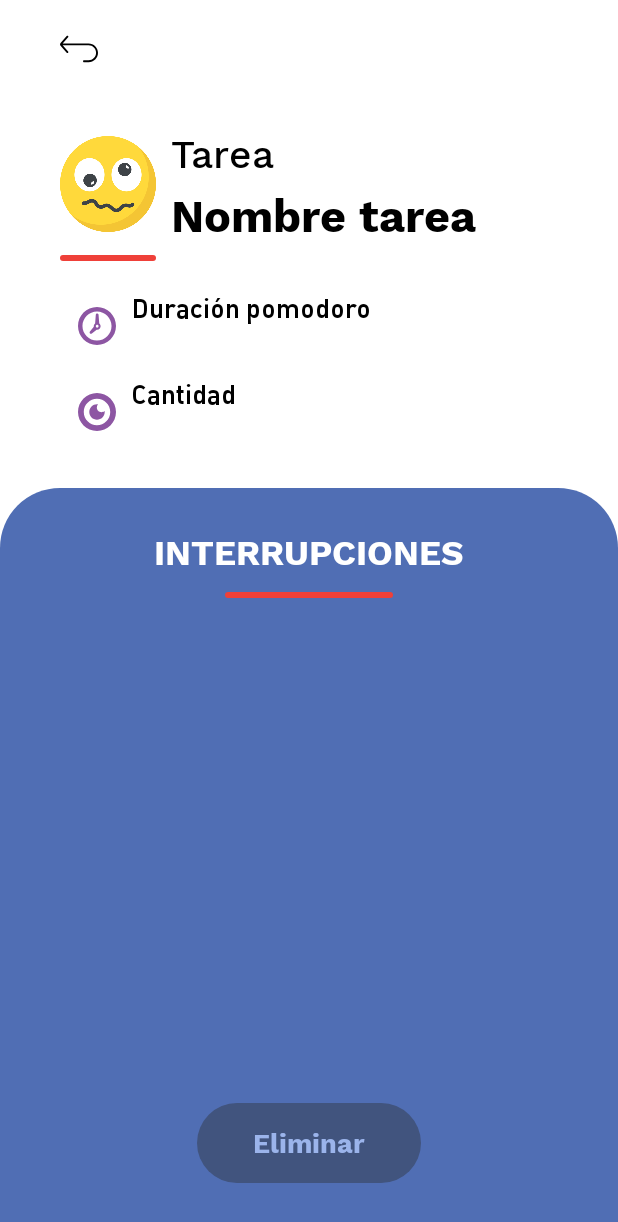
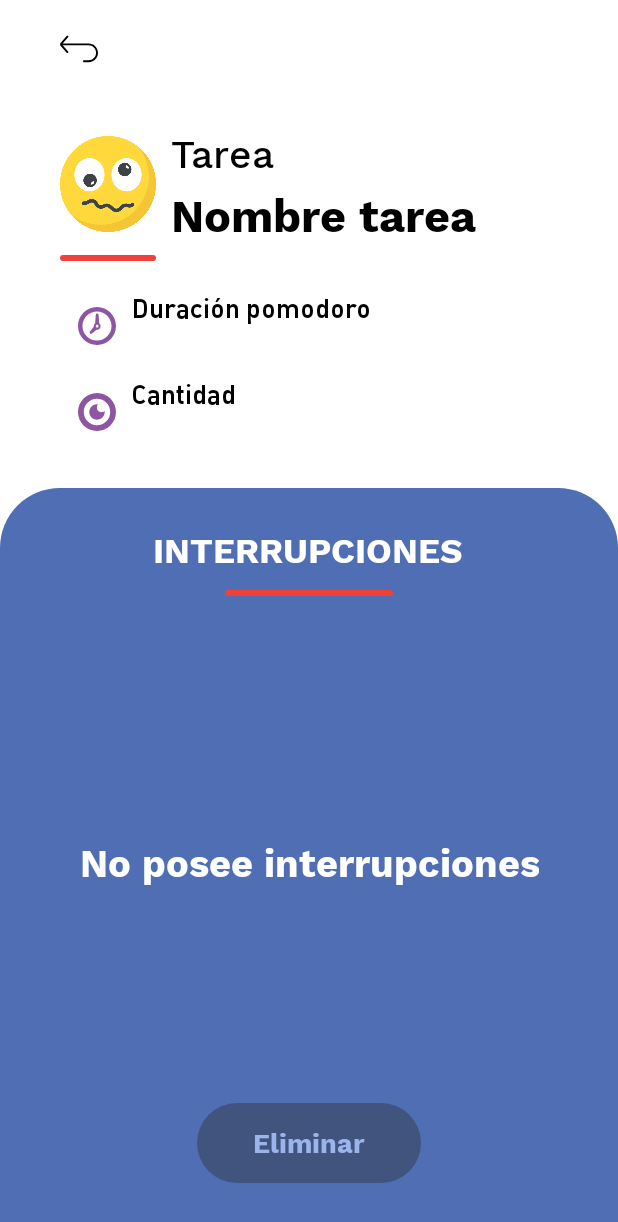
Before and after one commit to RicardoM99160/Balance, an Android app: the layout activity_task_details.xml on its own in the app's theme, with its tools: preview values and no code run, on a phone screen of 412 x 824 dp. Shown: the top 1222 px of the screen. Run offline under Robolectric (Android 15) with nearby library versions, the phone set to English and light mode, and no system bars.

Commit message:
Lista de interrupciones agregado a TaskDetails

```diff
--- a/Balance/app/src/main/res/layout/activity_task_details.xml
+++ b/Balance/app/src/main/res/layout/activity_task_details.xml
@@ -194,15 +194,16 @@
             android:id="@+id/tdTxtPomodoroTitle"
             android:layout_width="wrap_content"
             android:layout_height="wrap_content"
-            android:layout_marginTop="25dp"
+            android:layout_marginTop="24dp"
+            android:fontFamily="@font/fuente_2_bold"
             android:text="@string/tdTxtInterrupciones"
+            android:textAllCaps="true"
             android:textColor="@color/white"
             android:textSize="23sp"
-            android:fontFamily="@font/fuente_2_bold"
             android:textStyle="bold"
-            android:textAllCaps="true"
 
             app:layout_constraintEnd_toEndOf="parent"
+            app:layout_constraintHorizontal_bias="0.497"
             app:layout_constraintStart_toStartOf="parent"
             app:layout_constraintTop_toTopOf="parent" />
 
@@ -220,6 +221,33 @@
             app:layout_constraintStart_toStartOf="parent"
             app:layout_constraintTop_toBottomOf="@+id/tdTxtPomodoroTitle" />
 
+        <androidx.recyclerview.widget.RecyclerView
+            android:id="@+id/tdRecyclerVNotes"
+            android:layout_width="0dp"
+            android:layout_height="0dp"
+            android:layout_marginStart="40dp"
+            android:layout_marginTop="100dp"
+            android:layout_marginEnd="40dp"
+            android:layout_marginBottom="100dp"
+            app:layout_constraintBottom_toBottomOf="parent"
+            app:layout_constraintEnd_toEndOf="parent"
+            app:layout_constraintStart_toStartOf="parent"
+            app:layout_constraintTop_toTopOf="parent"
+            android:visibility="gone"/>
+
+        <TextView
+            android:id="@+id/tdTxtSinInterrupciones"
+            android:layout_width="wrap_content"
+            android:layout_height="wrap_content"
+            android:text="No posee interrupciones"
+            android:textColor="@color/white"
+            android:textSize="25sp"
+            android:fontFamily="@font/fuente_2_bold"
+            android:gravity="center"
+            app:layout_constraintBottom_toBottomOf="parent"
+            app:layout_constraintEnd_toEndOf="parent"
+            app:layout_constraintStart_toStartOf="parent"
+            app:layout_constraintTop_toTopOf="parent" />
 
 
     </androidx.constraintlayout.widget.ConstraintLayout>
```
Also changed, not shown: Balance/app/src/main/java/com/domos/balance/OngoingTask.java (+5 -3 lines), Balance/app/src/main/java/com/domos/balance/TaskDetails.java (+35 -1 lines), Balance/app/src/main/java/com/domos/balance/adapters/NoteAdapter.java (added, +94 -0 lines), Balance/app/src/main/res/layout/task_note.xml (added, +43 -0 lines).
